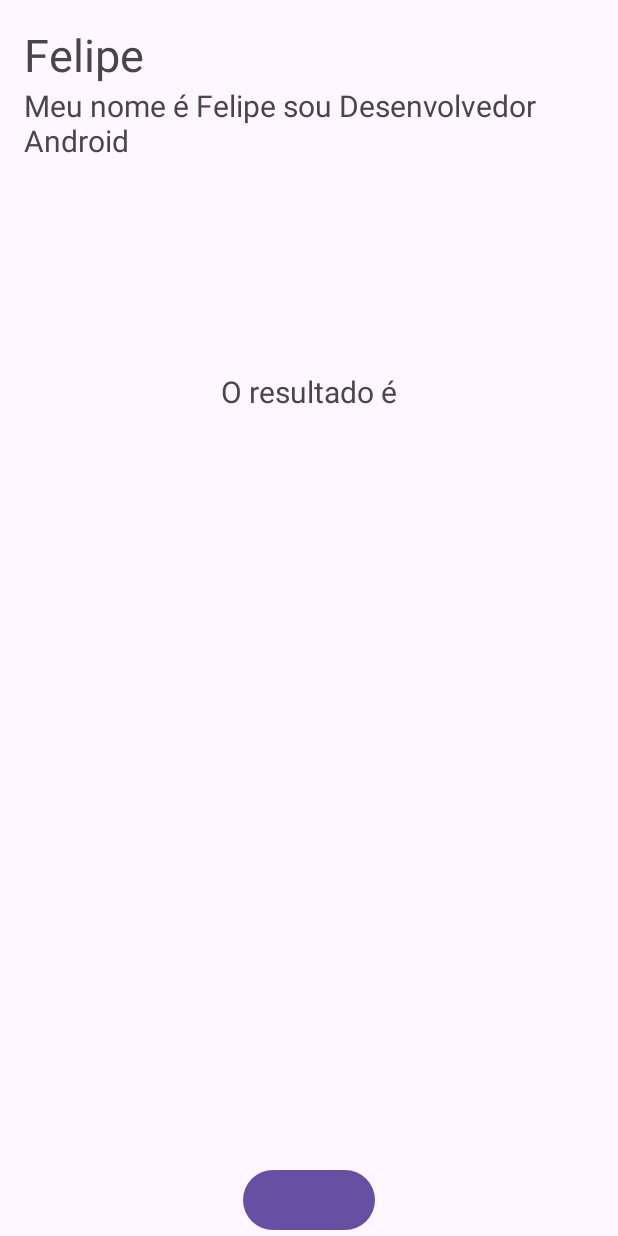
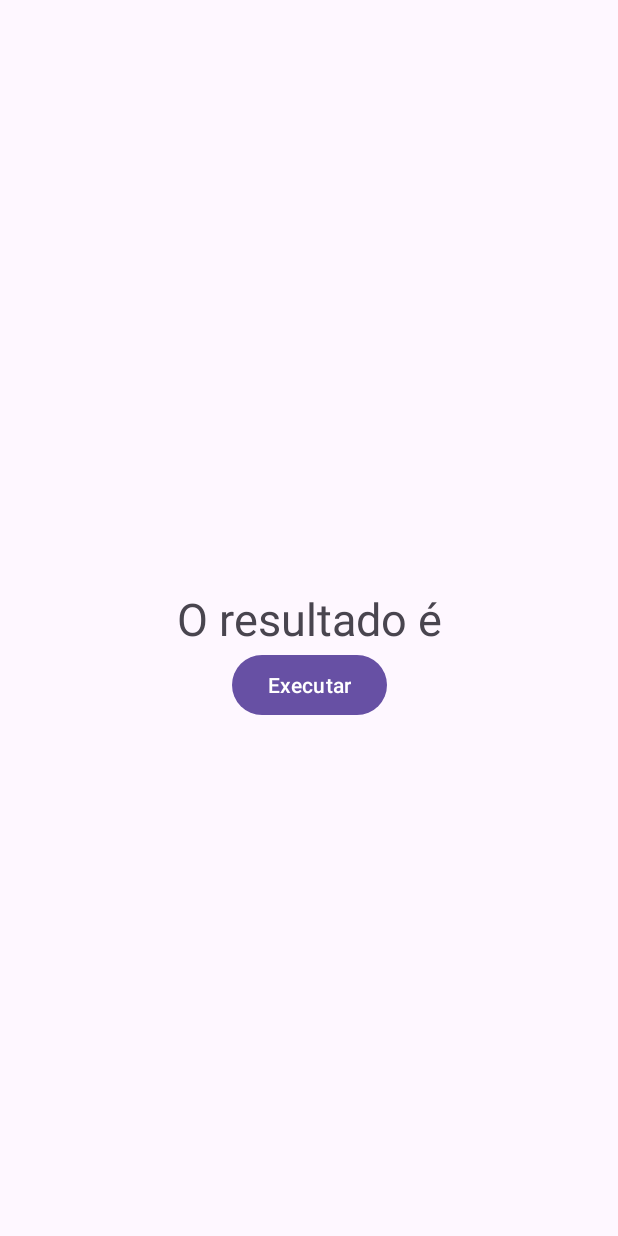
Before and after one commit to afoliveira111/App_teste, an Android app: the screen it shows after launch (MainActivity), on a phone screen of 412 x 824 dp. Run offline under Robolectric (Android 15) with nearby library versions, the phone set to English and light mode, and no system bars.

Commit message:
layout test

```diff
--- a/app/src/main/res/layout/activity_main.xml
+++ b/app/src/main/res/layout/activity_main.xml
@@ -7,42 +7,25 @@
     tools:context=".MainActivity">
 
     <TextView
-        android:id="@+id/titulo"
+        android:id="@+id/resultado"
         android:layout_width="wrap_content"
         android:layout_height="wrap_content"
-        android:text="Felipe"
+        android:text="O resultado é"
         android:textSize="30sp"
         android:layout_margin="16dp"
         app:layout_constraintStart_toStartOf="parent"
+        app:layout_constraintEnd_toEndOf="parent"
+        app:layout_constraintBottom_toBottomOf="parent"
         app:layout_constraintTop_toTopOf="parent" />
 
-
-    <TextView
-        android:id="@+id/descricao"
-        android:text="Meu nome é Felipe sou Desenvolvedor Android"
-        android:layout_width="0dp"
-        android:textSize="20sp"
-        app:layout_constraintTop_toBottomOf="@id/titulo"
-        app:layout_constraintStart_toStartOf="@id/titulo"
-        android:layout_height="wrap_content" />
-
-    <TextView
-        android:layout_width="wrap_content"
-        android:layout_height="0dp"
-        android:text="O resultado é"
-        android:textSize="20sp"
-        android:layout_margin="140dp"
-        app:layout_constraintBottom_toBottomOf="parent"
-        app:layout_constraintEnd_toEndOf="parent"
-        app:layout_constraintStart_toStartOf="parent"
-        app:layout_constraintTop_toBottomOf="@+id/descricao" />
 
     <Button
         android:layout_width="wrap_content"
         android:layout_height="wrap_content"
-        app:layout_constraintBottom_toBottomOf="parent"
-        app:layout_constraintEnd_toEndOf="parent"
-        app:layout_constraintStart_toStartOf="parent" />
+        android:text="Executar"
+        app:layout_constraintTop_toBottomOf="@id/resultado"
+        app:layout_constraintStart_toStartOf="parent"
+        app:layout_constraintEnd_toEndOf="parent"  />
 
 
 </androidx.constraintlayout.widget.ConstraintLayout>
```
